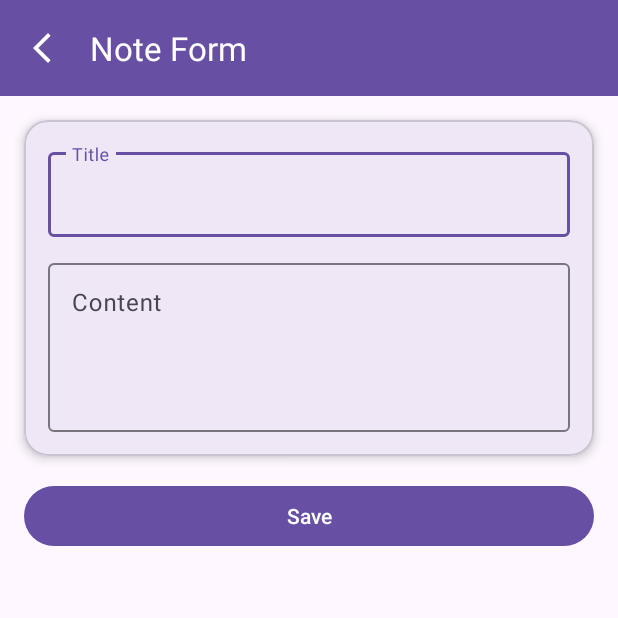
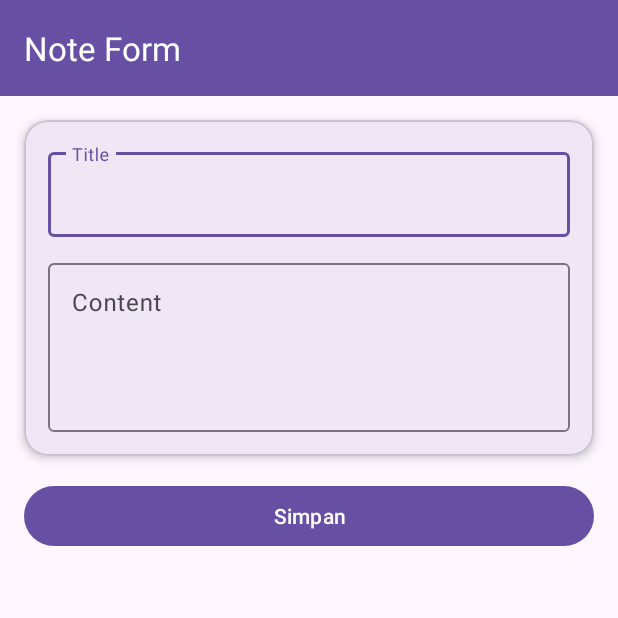
Before and after one commit to Ritoaja/praktikum_mobile3TIC, an Android app: the fragment NoteFragment placed in its activity, after a tap on "Tambah catatan", on a phone screen of 412 x 824 dp, the top half of it. Run offline under Robolectric (Android 15) with nearby library versions, the phone set to English and light mode, and no system bars; our stand-ins replace Room's generated code; 1 statement that could not run was skipped.

Commit message:
Pertemuan10

```diff
--- a/app/build.gradle.kts
+++ b/app/build.gradle.kts
@@ -56,4 +56,7 @@ dependencies {
     implementation("androidx.room:room-ktx:$roomVersion")
     ksp("androidx.room:room-compiler:$roomVersion")
     implementation("androidx.recyclerview:recyclerview:1.3.2")
+    // Tambahkan di dalam blok dependencies yang SUDAH ada di app/build.gradle.kts
+    implementation("com.squareup.retrofit2:retrofit:2.11.0")
+    implementation("com.squareup.retrofit2:converter-gson:2.11.0")
 }
--- a/app/src/main/AndroidManifest.xml
+++ b/app/src/main/AndroidManifest.xml
@@ -72,6 +72,10 @@
             android:name="com.example.Note.NoteFormActivity"
             android:exported="false"
             android:windowSoftInputMode="adjustResize" />
+        <activity
+            android:name="com.example.catatan.CatatanFormActivity"
+            android:exported="false"
+            android:windowSoftInputMode="adjustResize" />
     </application>
 
 </manifest>
--- /dev/null
+++ b/app/src/main/java/com/example/catatan/CatatanFormActivity.kt
@@ -0,0 +1,79 @@
+package com.example.catatan
+
+import android.os.Bundle
+import android.view.LayoutInflater
+import android.widget.Toast
+import androidx.activity.enableEdgeToEdge
+import androidx.appcompat.app.AppCompatActivity
+import androidx.core.view.ViewCompat
+import androidx.core.view.WindowInsetsCompat
+import androidx.lifecycle.lifecycleScope
+import com.example.data.Api.RetrofitClient
+import com.example.raihan_3tic.R
+import com.example.raihan_3tic.databinding.ActivityCatatanFormBinding
+import com.example.raihan_3tic.databinding.ActivityNoteFormBinding
+import kotlinx.coroutines.launch
+
+class CatatanFormActivity : AppCompatActivity() {
+    private lateinit var binding: ActivityCatatanFormBinding
+    override fun onCreate(savedInstanceState: Bundle?) {
+        super.onCreate(savedInstanceState)
+        enableEdgeToEdge()
+        binding = ActivityCatatanFormBinding.inflate(layoutInflater)
+        setContentView(binding.root)
+        ViewCompat.setOnApplyWindowInsetsListener(findViewById(R.id.main)) { v, insets ->
+            val systemBars = insets.getInsets(WindowInsetsCompat.Type.systemBars())
+            v.setPadding(systemBars.left, systemBars.top, systemBars.right, systemBars.bottom)
+            insets
+        }
+        val isEdit = intent.hasExtra("id")
+        val noteId = intent.getLongExtra("id", 0)
+        binding.btnSaveNote.text = if (isEdit) "Update" else "Simpan"
+        if (isEdit) {
+            binding.etTitle.setText(intent.getStringExtra("title"))
+            binding.etContent.setText(intent.getStringExtra("content"))
+        }
+        binding.btnSaveNote.setOnClickListener {
+
+            val title = binding.etTitle.text.toString().trim()
+            val content = binding.etContent.text.toString().trim()
+            if (title.isBlank() || content.isBlank()) {
+
+                Toast.makeText(this, "Isi judul dan catatan", Toast.LENGTH_SHORT).show()
+
+                return@setOnClickListener
+
+            }
+
+            val data = mapOf("title" to title, "content" to content)
+
+            binding.btnSaveNote.isEnabled = false
+            lifecycleScope.launch {
+                try {
+                    val api = RetrofitClient.service
+                    val response = if (isEdit) {
+
+                        api.editNote(RetrofitClient.API_KEY, "eq.$noteId", data)
+                    } else {
+                        api.addNote(RetrofitClient.API_KEY, data)
+                    }
+
+                    if (response.isSuccessful) {
+
+                        finish()
+                    } else {
+                        Toast.makeText(this@CatatanFormActivity,
+
+                            "Gagal: ${response.code()}", Toast.LENGTH_SHORT).show()
+
+                    }
+                } catch (e: Exception) {
+                    Toast.makeText(this@CatatanFormActivity,
+                        "Koneksi gagal", Toast.LENGTH_SHORT).show()
+
+                }
+                binding.btnSaveNote.isEnabled = true
+            }
+        }
+    }
+}
--- a/app/src/main/java/com/example/raihan_3tic/BaseActivity.kt
+++ b/app/src/main/java/com/example/raihan_3tic/BaseActivity.kt
@@ -10,6 +10,7 @@ import com.example.Home.HomeFragment
 import com.example.Message.MessageFragment
 import com.example.More.MoreFragment
 import com.example.Note.NoteFragment
+import com.example.catatan.CatatanFragment
 import com.example.raihan_3tic.databinding.ActivityBaseBinding
 
 class BaseActivity : AppCompatActivity() {
@@ -52,6 +53,10 @@ class BaseActivity : AppCompatActivity() {
                     replaceFragment(NoteFragment())
                     true
                 }
+                R.id.catatan -> {
+                    replaceFragment(CatatanFragment())
+                    true
+                }
 
                 else -> false
             }
--- /dev/null
+++ b/app/src/main/res/layout/activity_catatan_form.xml
@@ -0,0 +1,75 @@
+<?xml version="1.0" encoding="utf-8"?>
+<androidx.constraintlayout.widget.ConstraintLayout xmlns:android="http://schemas.android.com/apk/res/android"
+    xmlns:app="http://schemas.android.com/apk/res-auto"
+    xmlns:tools="http://schemas.android.com/tools"
+    android:id="@+id/main"
+    android:layout_width="match_parent"
+    android:layout_height="match_parent"
+    tools:context="com.example.Note.NoteFormActivity">
+
+    <androidx.appcompat.widget.Toolbar
+        android:id="@+id/toolbar"
+        android:layout_width="0dp"
+        android:layout_height="?attr/actionBarSize"
+        android:background="?attr/colorPrimary"
+        app:layout_constraintEnd_toEndOf="parent"
+        app:layout_constraintStart_toStartOf="parent"
+        app:layout_constraintTop_toTopOf="parent"
+        app:title="Note Form"
+        app:titleTextColor="@android:color/white" />
+
+    <com.google.android.material.card.MaterialCardView
+        android:id="@+id/cardForm"
+        android:layout_width="0dp"
+        android:layout_height="wrap_content"
+        android:layout_margin="16dp"
+        app:cardCornerRadius="16dp"
+        app:cardElevation="4dp"
+        app:layout_constraintEnd_toEndOf="parent"
+        app:layout_constraintStart_toStartOf="parent"
+        app:layout_constraintTop_toBottomOf="@id/toolbar">
+
+        <LinearLayout
+            android:layout_width="match_parent"
+            android:layout_height="wrap_content"
+            android:orientation="vertical"
+            android:padding="16dp">
+
+            <com.google.android.material.textfield.TextInputLayout
+                android:layout_width="match_parent"
+                android:layout_height="wrap_content"
+                android:hint="Title">
+
+                <com.google.android.material.textfield.TextInputEditText
+                    android:id="@+id/etTitle"
+                    android:layout_width="match_parent"
+                    android:layout_height="wrap_content" />
+            </com.google.android.material.textfield.TextInputLayout>
+
+            <com.google.android.material.textfield.TextInputLayout
+                android:layout_width="match_parent"
+                android:layout_height="wrap_content"
+                android:layout_marginTop="12dp"
+                android:hint="Content">
+
+                <com.google.android.material.textfield.TextInputEditText
+                    android:id="@+id/etContent"
+                    android:layout_width="match_parent"
+                    android:layout_height="wrap_content"
+                    android:gravity="top"
+                    android:inputType="textMultiLine"
+                    android:minLines="4" />
+            </com.google.android.material.textfield.TextInputLayout>
+        </LinearLayout>
+    </com.google.android.material.card.MaterialCardView>
+
+    <com.google.android.material.button.MaterialButton
+        android:id="@+id/btnSaveNote"
+        android:layout_width="0dp"
+        android:layout_height="wrap_content"
+        android:layout_margin="16dp"
+        android:text="Save"
+        app:layout_constraintEnd_toEndOf="parent"
+        app:layout_constraintStart_toStartOf="parent"
+        app:layout_constraintTop_toBottomOf="@id/cardForm" />
+</androidx.constraintlayout.widget.ConstraintLayout>
--- a/app/src/main/res/menu/bottom_nav_menu.xml
+++ b/app/src/main/res/menu/bottom_nav_menu.xml
@@ -16,4 +16,8 @@
         android:id="@+id/note"
         android:icon="@drawable/ic_note"
         android:title="note" />
+    <item
+        android:id="@+id/catatan"
+        android:icon="@drawable/ic_catatan"
+        android:title="catatan" />
 </menu>
```
Also changed, not shown: app/src/main/java/com/example/catatan/CatatanAdapter.kt (added, +38 -0 lines), app/src/main/java/com/example/catatan/CatatanFragment.kt (added, +112 -0 lines), app/src/main/java/com/example/catatan/CatatanModel.kt (added, +11 -0 lines), app/src/main/java/com/example/data/Api/CatatanApiService.kt (added, +41 -0 lines), app/src/main/java/com/example/data/Api/RetrofitClient.kt (added, +18 -0 lines), app/src/main/res/drawable/ic_catatan.xml (added, +20 -0 lines), app/src/main/res/drawable/ic_edit.xml (+9 -2 lines), app/src/main/res/layout/fragment_catatan.xml (added, +39 -0 lines), app/src/main/res/layout/item_note.xml (+7 -0 lines).
